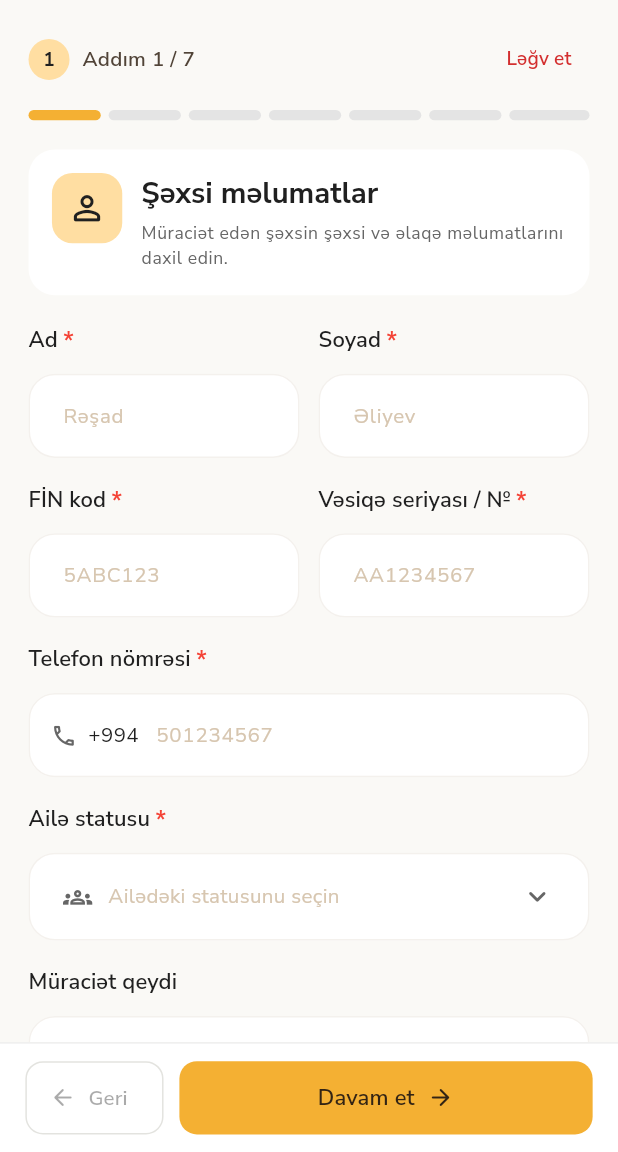
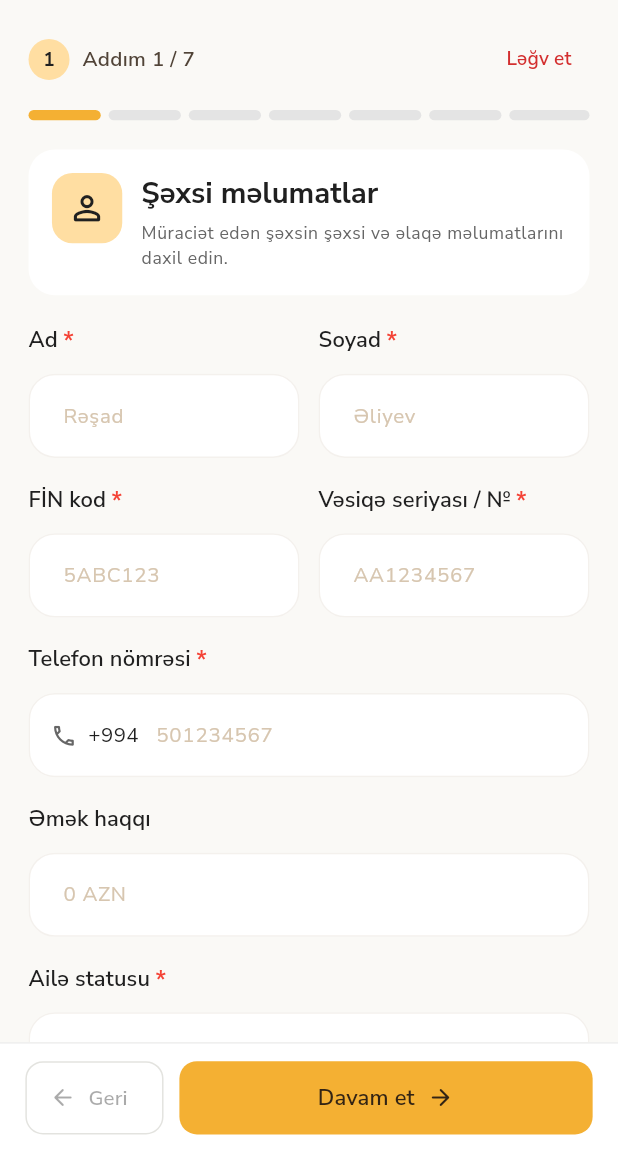
Before and after one commit to HuseynovNihad/dayaq, a Flutter app: the FamilyRegistrationPage screen opened by its route, on a phone screen of 412 x 824 dp, the part 84-1236 px from its top. Run offline on Flutter 3.47's test engine with Material 3 defaults, Android fonts, the phone set to English and light mode, and no system bars; our stand-ins replace dio, equatable, file_picker, firebase_core, firebase_messaging, flutter_bloc and 11 more; accounts and stored records are empty.

Commit message:
feat: implement automatic family salary calculation and read-only income field

```diff
--- a/lib/features/families/presentation/forms/personal_information_form.dart
+++ b/lib/features/families/presentation/forms/personal_information_form.dart
@@ -17,6 +17,7 @@ class PersonalInformationForm extends StatelessWidget {
     required this.finController,
     required this.seriaNumberController,
     required this.phoneController,
+    required this.salaryController,
     required this.noteController,
     required this.familyStatus,
     required this.onFamilyStatusChanged,
@@ -29,6 +30,7 @@ class PersonalInformationForm extends StatelessWidget {
   final TextEditingController finController;
   final TextEditingController seriaNumberController;
   final TextEditingController phoneController;
+  final TextEditingController salaryController;
   final TextEditingController noteController;
 
   final int? familyStatus;
@@ -253,6 +255,22 @@ class PersonalInformationForm extends StatelessWidget {
 
           SizedBox(height: 18.regH(context)),
 
+          // Əmək haqqı — yalnız lokal hesablamada istifadə olunur.
+          // Backend-ə ayrıca field kimi göndərilmir.
+          AppTextField(
+            label: 'Əmək haqqı',
+            hintText: '0 AZN',
+            controller: salaryController,
+            keyboardType: TextInputType.number,
+            textInputAction: TextInputAction.next,
+            inputFormatters: [
+              FilteringTextInputFormatter.digitsOnly,
+              LengthLimitingTextInputFormatter(9),
+            ],
+          ),
+
+          SizedBox(height: 18.regH(context)),
+
           // Ailə statusu
           AppDropdownField<int>(
             label: 'Ailə statusu',
--- a/lib/features/families/presentation/pages/family_registration_page.dart
+++ b/lib/features/families/presentation/pages/family_registration_page.dart
@@ -46,6 +46,7 @@ class _FamilyRegistrationPageState extends State<FamilyRegistrationPage> {
   final _finController = TextEditingController();
   final _seriaNumberController = TextEditingController();
   final _phoneController = TextEditingController();
+  final _personalSalaryController = TextEditingController();
   final _noteController = TextEditingController();
   int? _familyStatus;
   // ADDIM 2 — Ünvan məlumatları
@@ -85,6 +86,7 @@ class _FamilyRegistrationPageState extends State<FamilyRegistrationPage> {
     _finController.dispose();
     _seriaNumberController.dispose();
     _phoneController.dispose();
+    _personalSalaryController.dispose();
     _noteController.dispose();
     _addressController.dispose();
     for (final member in _members) {
@@ -110,6 +112,7 @@ class _FamilyRegistrationPageState extends State<FamilyRegistrationPage> {
     _firstNameController.clear();
     _lastNameController.clear();
     _phoneController.clear();
+    _personalSalaryController.clear();
     _noteController.clear();
     _addressController.clear();
     _socialWorkerNotesController.clear();
@@ -217,6 +220,22 @@ class _FamilyRegistrationPageState extends State<FamilyRegistrationPage> {
     return int.tryParse(controller.text.trim()) ?? 0;
   }
 
+  int get _membersSalaryTotal => _members.fold<int>(
+    0,
+    (total, member) => total + _moneyValue(member.incomeController),
+  );
+
+  int get _calculatedSalary =>
+      _moneyValue(_personalSalaryController) + _membersSalaryTotal;
+
+  void _syncCalculatedSalary() {
+    final value = _calculatedSalary.toString();
+
+    if (_incomeControllers[0].text != value) {
+      _incomeControllers[0].text = value;
+    }
+  }
+
   bool _hasAnyMemberInput(FamilyMemberDraft member) {
     return member.firstNameController.text.trim().isNotEmpty ||
         member.lastNameController.text.trim().isNotEmpty ||
@@ -252,7 +271,13 @@ class _FamilyRegistrationPageState extends State<FamilyRegistrationPage> {
         return;
       }
     }
-    final moneyControllers = [..._incomeControllers, ..._expenseControllers];
+    _syncCalculatedSalary();
+
+    final moneyControllers = [
+      _personalSalaryController,
+      ..._incomeControllers,
+      ..._expenseControllers,
+    ];
     if (moneyControllers.any(
       (c) =>
           c.text.trim().isNotEmpty &&
@@ -423,6 +448,8 @@ class _FamilyRegistrationPageState extends State<FamilyRegistrationPage> {
 
   // ADDIM 3 — Ailə üzvləri könüllüdür
   void _continueFromMembers() {
+    _syncCalculatedSalary();
+
     setState(() {
       _currentStep = 4;
     });
@@ -454,6 +481,7 @@ class _FamilyRegistrationPageState extends State<FamilyRegistrationPage> {
           finController: _finController,
           seriaNumberController: _seriaNumberController,
           phoneController: _phoneController,
+          salaryController: _personalSalaryController,
           noteController: _noteController,
           familyStatus: _familyStatus,
           onFamilyStatusChanged: (value) {
```
Also changed, not shown: lib/features/families/presentation/forms/income_information_form.dart (+14 -4 lines).
